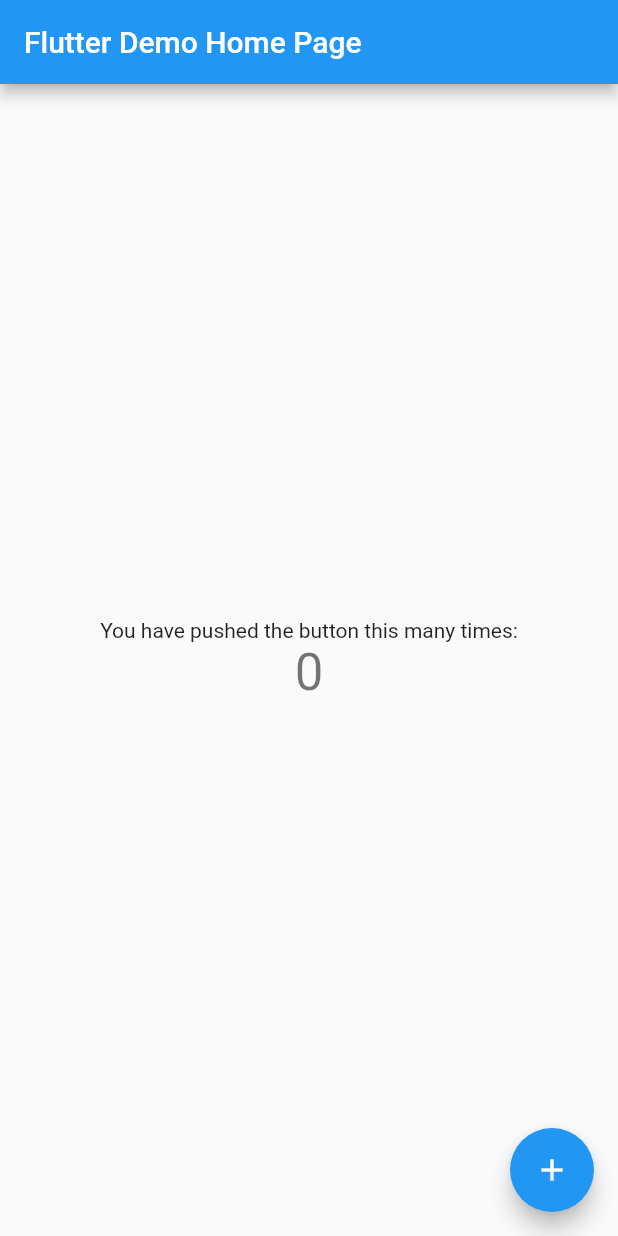
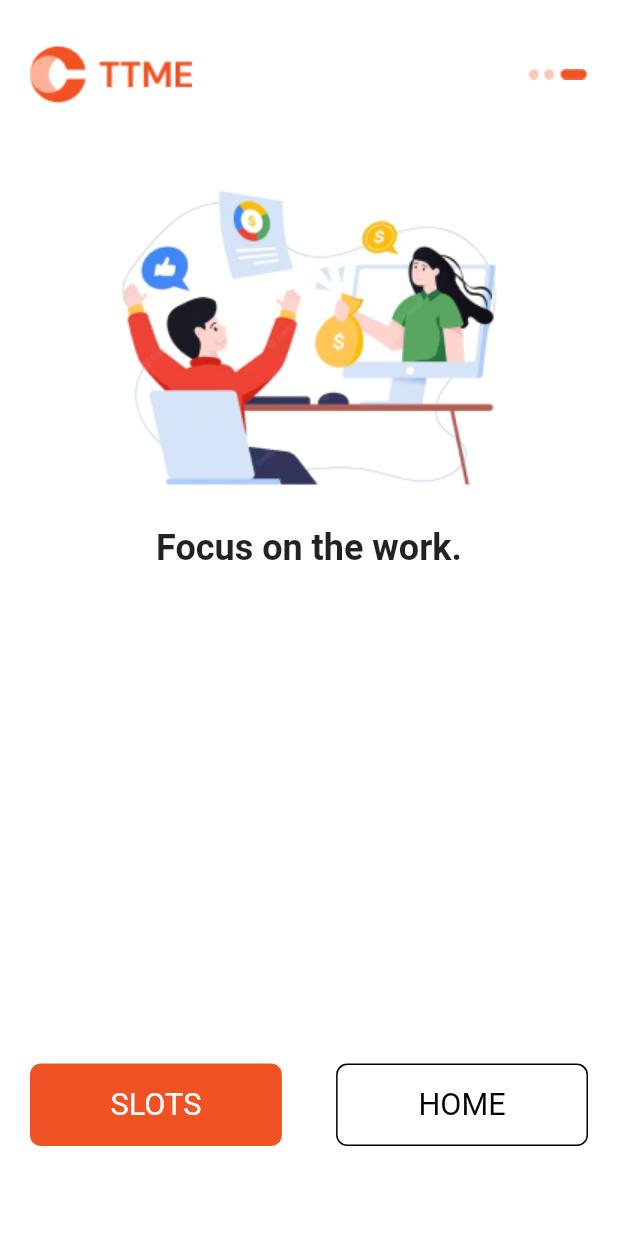
Before and after one commit to tawhidularefindcc/meeting_time_app, a Flutter app: the screen it shows after launch, on a phone screen of 412 x 824 dp. Run offline on Flutter 3.47's test engine with Material 2 defaults, Android fonts, the phone set to English and light mode, and no system bars.

Commit message:
Completed: OnBoarding Page UI

```diff
--- a/lib/main.dart
+++ b/lib/main.dart
@@ -1,4 +1,7 @@
 import 'package:flutter/material.dart';
+import 'package:flutter/services.dart';
+
+import 'on_boarding_page.dart';
 
 void main() {
   runApp(const MyApp());
@@ -7,109 +10,17 @@ void main() {
 class MyApp extends StatelessWidget {
   const MyApp({super.key});
 
-  // This widget is the root of your application.
   @override
   Widget build(BuildContext context) {
+    SystemChrome.setEnabledSystemUIMode(SystemUiMode.immersive,
+        overlays: [SystemUiOverlay.top, SystemUiOverlay.bottom]);
     return MaterialApp(
       title: 'Flutter Demo',
+      debugShowCheckedModeBanner: false,
       theme: ThemeData(
-        // This is the theme of your application.
-        //
-        // Try running your application with "flutter run". You'll see the
-        // application has a blue toolbar. Then, without quitting the app, try
-        // changing the primarySwatch below to Colors.green and then invoke
-        // "hot reload" (press "r" in the console where you ran "flutter run",
-        // or simply save your changes to "hot reload" in a Flutter IDE).
-        // Notice that the counter didn't reset back to zero; the application
-        // is not restarted.
         primarySwatch: Colors.blue,
       ),
-      home: const MyHomePage(title: 'Flutter Demo Home Page'),
+      home: const OnBoardingPage(),
     );
   }
 }
-
-class MyHomePage extends StatefulWidget {
-  const MyHomePage({super.key, required this.title});
-
-  // This widget is the home page of your application. It is stateful, meaning
-  // that it has a State object (defined below) that contains fields that affect
-  // how it looks.
-
-  // This class is the configuration for the state. It holds the values (in this
-  // case the title) provided by the parent (in this case the App widget) and
-  // used by the build method of the State. Fields in a Widget subclass are
-  // always marked "final".
-
-  final String title;
-
-  @override
-  State<MyHomePage> createState() => _MyHomePageState();
-}
-
-class _MyHomePageState extends State<MyHomePage> {
-  int _counter = 0;
-
-  void _incrementCounter() {
-    setState(() {
-      // This call to setState tells the Flutter framework that something has
-      // changed in this State, which causes it to rerun the build method below
-      // so that the display can reflect the updated values. If we changed
-      // _counter without calling setState(), then the build method would not be
-      // called again, and so nothing would appear to happen.
-      _counter++;
-    });
-  }
-
-  @override
-  Widget build(BuildContext context) {
-    // This method is rerun every time setState is called, for instance as done
-    // by the _incrementCounter method above.
-    //
-    // The Flutter framework has been optimized to make rerunning build methods
-    // fast, so that you can just rebuild anything that needs updating rather
-    // than having to individually change instances of widgets.
-    return Scaffold(
-      appBar: AppBar(
-        // Here we take the value from the MyHomePage object that was created by
-        // the App.build method, and use it to set our appbar title.
-        title: Text(widget.title),
-      ),
-      body: Center(
-        // Center is a layout widget. It takes a single child and positions it
-        // in the middle of the parent.
-        child: Column(
-          // Column is also a layout widget. It takes a list of children and
-          // arranges them vertically. By default, it sizes itself to fit its
-          // children horizontally, and tries to be as tall as its parent.
-          //
-          // Invoke "debug painting" (press "p" in the console, choose the
-          // "Toggle Debug Paint" action from the Flutter Inspector in Android
-          // Studio, or the "Toggle Debug Paint" command in Visual Studio Code)
-          // to see the wireframe for each widget.
-          //
-          // Column has various properties to control how it sizes itself and
-          // how it positions its children. Here we use mainAxisAlignment to
-          // center the children vertically; the main axis here is the vertical
-          // axis because Columns are vertical (the cross axis would be
-          // horizontal).
-          mainAxisAlignment: MainAxisAlignment.center,
-          children: <Widget>[
-            const Text(
-              'You have pushed the button this many times:',
-            ),
-            Text(
-              '$_counter',
-              style: Theme.of(context).textTheme.headline4,
-            ),
-          ],
-        ),
-      ),
-      floatingActionButton: FloatingActionButton(
-        onPressed: _incrementCounter,
-        tooltip: 'Increment',
-        child: const Icon(Icons.add),
-      ), // This trailing comma makes auto-formatting nicer for build methods.
-    );
-  }
-}
--- /dev/null
+++ b/lib/on_boarding_page.dart
@@ -0,0 +1,42 @@
+import 'package:flutter/material.dart';
+import 'package:meeting_time_app/utils/custom_button.dart';
+
+class OnBoardingPage extends StatelessWidget {
+  const OnBoardingPage({Key? key}) : super(key: key);
+
+  @override
+  Widget build(BuildContext context) {
+    return Scaffold(
+      backgroundColor: Colors.white,
+      body: Padding(
+        padding: const EdgeInsets.fromLTRB(20, 30, 20, 60),
+        child: Column(
+          children: [
+            Row(
+              mainAxisAlignment: MainAxisAlignment.spaceBetween,
+              children: [
+                Image.asset('assets/leading_logo.png'),
+                Image.asset('assets/slider.png'),
+              ],
+            ),
+            const SizedBox(height: 50),
+            Image.asset('assets/onboarding_logo_icon.png'),
+            const SizedBox(height: 15),
+            const Text(
+              "Focus on the work.",
+              style: TextStyle(fontSize: 24, fontWeight: FontWeight.bold),
+            ),
+            const Spacer(),
+            Row(
+              mainAxisAlignment: MainAxisAlignment.spaceBetween,
+              children: [
+                CustomButton(onPressed: () {}, text: 'SLOTS'),
+                CustomButton(onPressed: () {}, text: 'HOME'),
+              ],
+            ),
+          ],
+        ),
+      ),
+    );
+  }
+}
--- /dev/null
+++ b/lib/utils/custom_button.dart
@@ -0,0 +1,41 @@
+import 'package:flutter/material.dart';
+import 'package:meeting_time_app/utils/custom_colors.dart';
+
+class CustomButton extends StatelessWidget {
+  final String? text;
+  final Function() onPressed;
+  const CustomButton({Key? key, this.text, required this.onPressed})
+      : super(key: key);
+
+  @override
+  Widget build(BuildContext context) {
+    double baseWidth = 390;
+    double customWidth = MediaQuery.of(context).size.width / baseWidth;
+    return InkWell(
+      onTap: () {
+        onPressed();
+      },
+      child: Container(
+        height: 52 * customWidth,
+        width: 158.96 * customWidth,
+        decoration: text == 'SLOTS'
+            ? BoxDecoration(
+                color: orange,
+                borderRadius: BorderRadius.circular(7 * customWidth),
+              )
+            : BoxDecoration(
+                border: Border.all(color: black),
+                borderRadius: BorderRadius.circular(7 * customWidth),
+              ),
+        child: Center(
+          child: Text(
+            text.toString(),
+            style: text == 'SLOTS'
+                ? TextStyle(color: white, fontSize: 19.4 * customWidth)
+                : TextStyle(color: black, fontSize: 19.4 * customWidth),
+          ),
+        ),
+      ),
+    );
+  }
+}
--- /dev/null
+++ b/lib/utils/custom_colors.dart
@@ -0,0 +1,5 @@
+import 'package:flutter/material.dart';
+
+const Color orange = Color(0xfff15223);
+const Color black = Color(0xff000000);
+const Color white = Color(0xffffffff);
--- a/pubspec.yaml
+++ b/pubspec.yaml
@@ -60,9 +60,8 @@ flutter:
   uses-material-design: true
 
   # To add assets to your application, add an assets section, like this:
-  # assets:
-  #   - images/a_dot_burr.jpeg
-  #   - images/a_dot_ham.jpeg
+  assets:
+    - assets/
 
   # An image asset can refer to one or more resolution-specific "variants", see
   # https://flutter.dev/assets-and-images/#resolution-aware
```
Also changed, not shown: assets/leading_logo.png (added), assets/onboarding_logo_icon.png (added), assets/slider.png (added).
